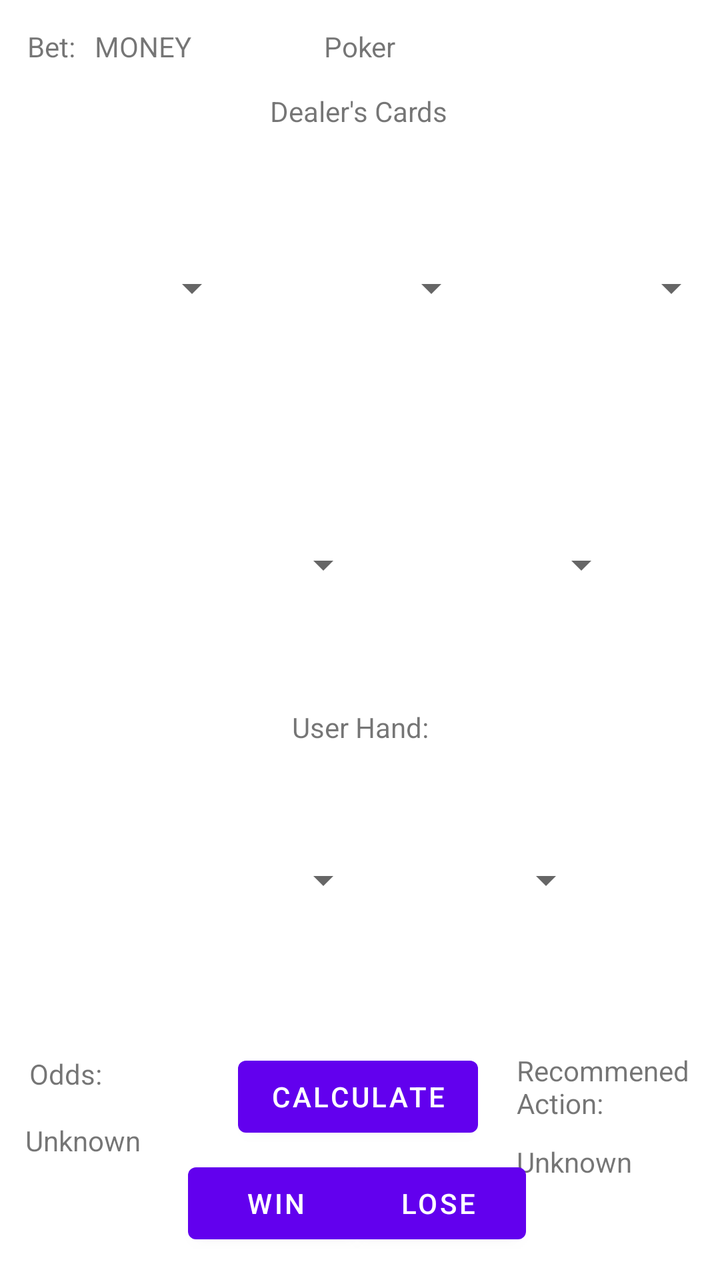
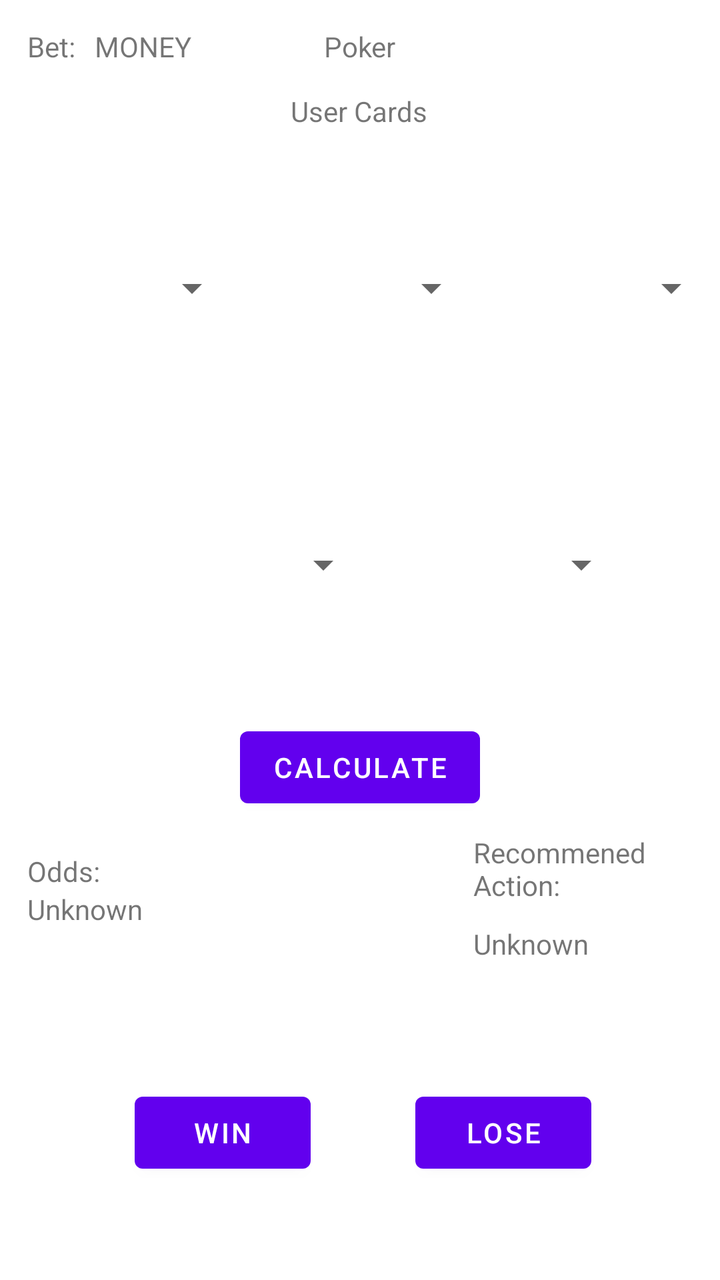

The first picture is an Android layout as it rendered before a commit; the second is the same layout after the commit. The layout source and the unified diff follow.
<!-- AndroidManifest.xml: application theme Theme.GamblingBadger -->
<!-- res/layout/fragment_poker.xml -->
<?xml version="1.0" encoding="utf-8"?>
<androidx.constraintlayout.widget.ConstraintLayout xmlns:android="http://schemas.android.com/apk/res/android"
    xmlns:app="http://schemas.android.com/apk/res-auto"
    xmlns:tools="http://schemas.android.com/tools"
    android:layout_width="match_parent"
    android:layout_height="match_parent"
    tools:context=".gamesession.poker.PokerFragment" >

    <TextView
        android:id="@+id/RecommendedAction_Label"
        android:layout_width="99dp"
        android:layout_height="38dp"
        android:text="Recommened Action:"
        app:layout_constraintBottom_toBottomOf="parent"
        app:layout_constraintEnd_toEndOf="parent"
        app:layout_constraintHorizontal_bias="0.99"
        app:layout_constraintStart_toStartOf="parent"
        app:layout_constraintTop_toTopOf="parent"
        app:layout_constraintVertical_bias="0.873" />

    <TextView
        android:id="@+id/recommendedAction_textview"
        android:layout_width="99dp"
        android:layout_height="38dp"
        android:text="Unknown"
        app:layout_constraintBottom_toBottomOf="parent"
        app:layout_constraintEnd_toEndOf="parent"
        app:layout_constraintHorizontal_bias="0.99"
        app:layout_constraintStart_toStartOf="parent"
        app:layout_constraintTop_toBottomOf="@+id/RecommendedAction_Label"
        app:layout_constraintVertical_bias="0.2" />

    <Spinner
        android:id="@+id/poker_spinner_userCard2"
        android:layout_width="120dp"
        android:layout_height="150dp"
        android:contentDescription="@string/temporary"
        android:dropDownWidth="100dp"
        app:layout_constraintBottom_toBottomOf="parent"
        app:layout_constraintEnd_toEndOf="parent"
        app:layout_constraintHorizontal_bias="0.738"
        app:layout_constraintStart_toStartOf="parent"
        app:layout_constraintTop_toTopOf="parent"
        app:layout_constraintVertical_bias="0.745" />

    <Spinner
        android:id="@+id/poker_spinner_userCard1"
        android:layout_width="120dp"
        android:layout_height="150dp"
        android:contentDescription="@string/temporary"
        android:dropDownWidth="100dp"
        app:layout_constraintBottom_toBottomOf="parent"
        app:layout_constraintEnd_toEndOf="parent"
        app:layout_constraintHorizontal_bias="0.274"
        app:layout_constraintStart_toStartOf="parent"
        app:layout_constraintTop_toTopOf="parent"
        app:layout_constraintVertical_bias="0.745" />

    <Spinner
        android:id="@+id/poker_spinner_dealerCard5"
        android:layout_width="120dp"
        android:layout_height="150dp"
        android:contentDescription="@string/temporary"
        android:dropDownWidth="100dp"
        app:layout_constraintBottom_toBottomOf="parent"
        app:layout_constraintEnd_toEndOf="parent"
        app:layout_constraintHorizontal_bias="0.164"
        app:layout_constraintStart_toEndOf="@+id/poker_spinner_dealerCard4"
        app:layout_constraintTop_toTopOf="parent"
        app:layout_constraintVertical_bias="0.423" />

    <Spinner
        android:id="@+id/poker_spinner_dealerCard4"
        android:layout_width="120dp"
        android:layout_height="150dp"
        android:contentDescription="@string/temporary"
        android:dropDownWidth="100dp"
        app:layout_constraintBottom_toBottomOf="parent"
        app:layout_constraintEnd_toEndOf="parent"
        app:layout_constraintHorizontal_bias="0.274"
        app:layout_constraintStart_toStartOf="parent"
        app:layout_constraintTop_toTopOf="parent"
        app:layout_constraintVertical_bias="0.423" />

    <Spinner
        android:id="@+id/poker_spinner_dealerCard3"
        android:layout_width="120dp"
        android:layout_height="150dp"
        android:contentDescription="@string/temporary"
        android:dropDownWidth="100dp"
        app:layout_constraintBottom_toBottomOf="parent"
        app:layout_constraintEnd_toEndOf="parent"
        app:layout_constraintHorizontal_bias="0.384"
        app:layout_constraintStart_toEndOf="@+id/poker_spinner_dealerCard2"
        app:layout_constraintTop_toTopOf="parent"
        app:layout_constraintVertical_bias="0.141" />

    <Spinner
        android:id="@+id/poker_spinner_dealerCard2"
        android:layout_width="120dp"
        android:layout_height="150dp"
        android:contentDescription="@string/temporary"
        android:dropDownWidth="100dp"
        app:layout_constraintBottom_toBottomOf="parent"
        app:layout_constraintEnd_toEndOf="parent"
        app:layout_constraintHorizontal_bias="0.498"
        app:layout_constraintStart_toStartOf="parent"
        app:layout_constraintTop_toTopOf="parent"
        app:layout_constraintVertical_bias="0.141" />

    <Spinner
        android:id="@+id/poker_spinner_dealerCard1"
        android:layout_width="120dp"
        android:layout_height="150dp"
        android:contentDescription="@string/temporary"
        android:dropDownWidth="100dp"
        app:layout_constraintBottom_toBottomOf="parent"
        app:layout_constraintEnd_toStartOf="@+id/poker_spinner_dealerCard2"
        app:layout_constraintHorizontal_bias="0.64"
        app:layout_constraintStart_toStartOf="parent"
        app:layout_constraintTop_toTopOf="parent"
        app:layout_constraintVertical_bias="0.141" />

    <TextView
        android:id="@+id/Poker_Title"
        android:layout_width="wrap_content"
        android:layout_height="wrap_content"
        android:text="Poker"
        app:layout_constraintBottom_toBottomOf="parent"
        app:layout_constraintEnd_toEndOf="parent"
        app:layout_constraintStart_toStartOf="parent"
        app:layout_constraintTop_toTopOf="parent"
        app:layout_constraintVertical_bias="0.022" />

    <TextView
        android:id="@+id/Dealer_Label"
        android:layout_width="wrap_content"
        android:layout_height="wrap_content"
        android:text="Dealer's Cards"
        app:layout_constraintBottom_toBottomOf="parent"
        app:layout_constraintEnd_toEndOf="parent"
        app:layout_constraintHorizontal_bias="0.498"
        app:layout_constraintStart_toStartOf="parent"
        app:layout_constraintTop_toTopOf="parent"
        app:layout_constraintVertical_bias="0.074" />

    <TextView
        android:id="@+id/User_Hand_Label"
        android:layout_width="wrap_content"
        android:layout_height="wrap_content"
        android:text="User Hand:"
        app:layout_constraintBottom_toBottomOf="parent"
        app:layout_constraintEnd_toEndOf="parent"
        app:layout_constraintStart_toStartOf="parent"
        app:layout_constraintTop_toTopOf="parent"
        app:layout_constraintVertical_bias="0.57" />

    <TextView
        android:id="@+id/Bet_Label"
        android:layout_width="wrap_content"
        android:layout_height="wrap_content"
        android:text="Bet:"
        app:layout_constraintBottom_toBottomOf="parent"
        app:layout_constraintEnd_toEndOf="parent"
        app:layout_constraintHorizontal_bias="0.041"
        app:layout_constraintStart_toStartOf="parent"
        app:layout_constraintTop_toTopOf="parent"
        app:layout_constraintVertical_bias="0.022" />

    <Button
        android:id="@+id/Calculate_button"
        android:layout_width="wrap_content"
        android:layout_height="wrap_content"
        android:text="Calculate"
        app:layout_constraintBottom_toBottomOf="parent"
        app:layout_constraintEnd_toEndOf="parent"
        app:layout_constraintHorizontal_bias="0.496"
        app:layout_constraintStart_toStartOf="parent"
        app:layout_constraintTop_toTopOf="@+id/Poker_Title"
        app:layout_constraintVertical_bias="0.883" />

    <TextView
        android:id="@+id/Bet_amount_textview"
        android:layout_width="wrap_content"
        android:layout_height="wrap_content"
        android:text="MONEY"
        app:layout_constraintBottom_toBottomOf="parent"
        app:layout_constraintEnd_toEndOf="parent"
        app:layout_constraintHorizontal_bias="0.035"
        app:layout_constraintStart_toEndOf="@+id/Bet_Label"
        app:layout_constraintTop_toTopOf="parent"
        app:layout_constraintVertical_bias="0.022" />

    <Button
        android:id="@+id/Win_button"
        android:layout_width="wrap_content"
        android:layout_height="wrap_content"
        android:text="Win"
        app:layout_constraintBottom_toBottomOf="parent"
        app:layout_constraintEnd_toEndOf="parent"
        app:layout_constraintHorizontal_bias="0.346"
        app:layout_constraintStart_toStartOf="parent"
        app:layout_constraintTop_toTopOf="parent"
        app:layout_constraintVertical_bias="0.976" />

    <Button
        android:id="@+id/Lose_button"
        android:layout_width="wrap_content"
        android:layout_height="wrap_content"
        android:text="Lose"
        app:layout_constraintBottom_toBottomOf="parent"
        app:layout_constraintEnd_toEndOf="parent"
        app:layout_constraintHorizontal_bias="0.643"
        app:layout_constraintStart_toStartOf="parent"
        app:layout_constraintTop_toTopOf="parent"
        app:layout_constraintVertical_bias="0.976" />

    <TextView
        android:id="@+id/Odds_Label"
        android:layout_width="wrap_content"
        android:layout_height="wrap_content"
        android:text="Odds:"
        app:layout_constraintBottom_toBottomOf="parent"
        app:layout_constraintEnd_toEndOf="parent"
        app:layout_constraintHorizontal_bias="0.045"
        app:layout_constraintStart_toStartOf="parent"
        app:layout_constraintTop_toTopOf="parent"
        app:layout_constraintVertical_bias="0.849" />

    <TextView
        android:id="@+id/Odds_textview"
        android:layout_width="wrap_content"
        android:layout_height="wrap_content"
        android:text="Unknown"
        app:layout_constraintBottom_toBottomOf="parent"
        app:layout_constraintEnd_toEndOf="parent"
        app:layout_constraintHorizontal_bias="0.042"
        app:layout_constraintStart_toStartOf="parent"
        app:layout_constraintTop_toBottomOf="@+id/Odds_Label"
        app:layout_constraintVertical_bias="0.193" />

</androidx.constraintlayout.widget.ConstraintLayout>
<!-- resources referenced by this layout -->
<resources>
  <string name="temporary">TEMP</string>
  <style name="Theme.GamblingBadger" parent="Theme.MaterialComponents.DayNight.DarkActionBar">
          
          <item name="colorPrimary">@color/purple_500</item>
          <item name="colorPrimaryVariant">@color/purple_700</item>
          <item name="colorOnPrimary">@color/white</item>
          
          <item name="colorSecondary">@color/teal_200</item>
          <item name="colorSecondaryVariant">@color/teal_700</item>
          <item name="colorOnSecondary">@color/black</item>
          
          <item name="android:statusBarColor" tools:targetApi="l">?attr/colorPrimaryVariant</item>
          
      </style>
  <color name="purple_500">#FF6200EE</color>
  <color name="purple_700">#FF3700B3</color>
  <color name="white">#FFFFFFFF</color>
  <color name="teal_200">#FF03DAC5</color>
  <color name="teal_700">#FF018786</color>
  <color name="black">#FF000000</color>
</resources>

<!-- the commit's change to res/layout/fragment_poker.xml (unified diff, before → after) -->
@@ -13,10 +13,10 @@
         android:text="Recommened Action:"
         app:layout_constraintBottom_toBottomOf="parent"
         app:layout_constraintEnd_toEndOf="parent"
-        app:layout_constraintHorizontal_bias="0.99"
-        app:layout_constraintStart_toStartOf="parent"
-        app:layout_constraintTop_toTopOf="parent"
-        app:layout_constraintVertical_bias="0.873" />
+        app:layout_constraintHorizontal_bias="0.907"
+        app:layout_constraintStart_toStartOf="parent"
+        app:layout_constraintTop_toTopOf="parent"
+        app:layout_constraintVertical_bias="0.692" />
 
     <TextView
         android:id="@+id/recommendedAction_textview"
@@ -25,36 +25,10 @@
         android:text="Unknown"
         app:layout_constraintBottom_toBottomOf="parent"
         app:layout_constraintEnd_toEndOf="parent"
-        app:layout_constraintHorizontal_bias="0.99"
+        app:layout_constraintHorizontal_bias="0.907"
         app:layout_constraintStart_toStartOf="parent"
         app:layout_constraintTop_toBottomOf="@+id/RecommendedAction_Label"
-        app:layout_constraintVertical_bias="0.2" />
-
-    <Spinner
-        android:id="@+id/poker_spinner_userCard2"
-        android:layout_width="120dp"
-        android:layout_height="150dp"
-        android:contentDescription="@string/temporary"
-        android:dropDownWidth="100dp"
-        app:layout_constraintBottom_toBottomOf="parent"
-        app:layout_constraintEnd_toEndOf="parent"
-        app:layout_constraintHorizontal_bias="0.738"
-        app:layout_constraintStart_toStartOf="parent"
-        app:layout_constraintTop_toTopOf="parent"
-        app:layout_constraintVertical_bias="0.745" />
-
-    <Spinner
-        android:id="@+id/poker_spinner_userCard1"
-        android:layout_width="120dp"
-        android:layout_height="150dp"
-        android:contentDescription="@string/temporary"
-        android:dropDownWidth="100dp"
-        app:layout_constraintBottom_toBottomOf="parent"
-        app:layout_constraintEnd_toEndOf="parent"
-        app:layout_constraintHorizontal_bias="0.274"
-        app:layout_constraintStart_toStartOf="parent"
-        app:layout_constraintTop_toTopOf="parent"
-        app:layout_constraintVertical_bias="0.745" />
+        app:layout_constraintVertical_bias="0.051" />
 
     <Spinner
         android:id="@+id/poker_spinner_dealerCard5"
@@ -122,7 +96,7 @@
         app:layout_constraintVertical_bias="0.141" />
 
     <TextView
-        android:id="@+id/Poker_Title"
+        android:id="@+id/TexasHoldem_Title"
         android:layout_width="wrap_content"
         android:layout_height="wrap_content"
         android:text="Poker"
@@ -133,27 +107,16 @@
         app:layout_constraintVertical_bias="0.022" />
 
     <TextView
-        android:id="@+id/Dealer_Label"
-        android:layout_width="wrap_content"
-        android:layout_height="wrap_content"
-        android:text="Dealer's Cards"
+        android:id="@+id/UserHand_Label"
+        android:layout_width="wrap_content"
+        android:layout_height="wrap_content"
+        android:text="User Cards"
         app:layout_constraintBottom_toBottomOf="parent"
         app:layout_constraintEnd_toEndOf="parent"
         app:layout_constraintHorizontal_bias="0.498"
         app:layout_constraintStart_toStartOf="parent"
         app:layout_constraintTop_toTopOf="parent"
         app:layout_constraintVertical_bias="0.074" />
-
-    <TextView
-        android:id="@+id/User_Hand_Label"
-        android:layout_width="wrap_content"
-        android:layout_height="wrap_content"
-        android:text="User Hand:"
-        app:layout_constraintBottom_toBottomOf="parent"
-        app:layout_constraintEnd_toEndOf="parent"
-        app:layout_constraintStart_toStartOf="parent"
-        app:layout_constraintTop_toTopOf="parent"
-        app:layout_constraintVertical_bias="0.57" />
 
     <TextView
         android:id="@+id/Bet_Label"
@@ -174,10 +137,9 @@
         android:text="Calculate"
         app:layout_constraintBottom_toBottomOf="parent"
         app:layout_constraintEnd_toEndOf="parent"
-        app:layout_constraintHorizontal_bias="0.496"
-        app:layout_constraintStart_toStartOf="parent"
-        app:layout_constraintTop_toTopOf="@+id/Poker_Title"
-        app:layout_constraintVertical_bias="0.883" />
+        app:layout_constraintStart_toStartOf="parent"
+        app:layout_constraintTop_toTopOf="@+id/TexasHoldem_Title"
+        app:layout_constraintVertical_bias="0.598" />
 
     <TextView
         android:id="@+id/Bet_amount_textview"
@@ -198,10 +160,10 @@
         android:text="Win"
         app:layout_constraintBottom_toBottomOf="parent"
         app:layout_constraintEnd_toEndOf="parent"
-        app:layout_constraintHorizontal_bias="0.346"
-        app:layout_constraintStart_toStartOf="parent"
-        app:layout_constraintTop_toTopOf="parent"
-        app:layout_constraintVertical_bias="0.976" />
+        app:layout_constraintHorizontal_bias="0.247"
+        app:layout_constraintStart_toStartOf="parent"
+        app:layout_constraintTop_toTopOf="parent"
+        app:layout_constraintVertical_bias="0.916" />
 
     <Button
         android:id="@+id/Lose_button"
@@ -210,10 +172,10 @@
         android:text="Lose"
         app:layout_constraintBottom_toBottomOf="parent"
         app:layout_constraintEnd_toEndOf="parent"
-        app:layout_constraintHorizontal_bias="0.643"
-        app:layout_constraintStart_toStartOf="parent"
-        app:layout_constraintTop_toTopOf="parent"
-        app:layout_constraintVertical_bias="0.976" />
+        app:layout_constraintHorizontal_bias="0.764"
+        app:layout_constraintStart_toStartOf="parent"
+        app:layout_constraintTop_toTopOf="parent"
+        app:layout_constraintVertical_bias="0.916" />
 
     <TextView
         android:id="@+id/Odds_Label"
@@ -222,21 +184,21 @@
         android:text="Odds:"
         app:layout_constraintBottom_toBottomOf="parent"
         app:layout_constraintEnd_toEndOf="parent"
+        app:layout_constraintHorizontal_bias="0.042"
+        app:layout_constraintStart_toStartOf="parent"
+        app:layout_constraintTop_toTopOf="parent"
+        app:layout_constraintVertical_bias="0.686" />
+
+    <TextView
+        android:id="@+id/Odds_textview"
+        android:layout_width="wrap_content"
+        android:layout_height="wrap_content"
+        android:text="Unknown"
+        app:layout_constraintBottom_toBottomOf="parent"
+        app:layout_constraintEnd_toEndOf="parent"
         app:layout_constraintHorizontal_bias="0.045"
         app:layout_constraintStart_toStartOf="parent"
-        app:layout_constraintTop_toTopOf="parent"
-        app:layout_constraintVertical_bias="0.849" />
-
-    <TextView
-        android:id="@+id/Odds_textview"
-        android:layout_width="wrap_content"
-        android:layout_height="wrap_content"
-        android:text="Unknown"
-        app:layout_constraintBottom_toBottomOf="parent"
-        app:layout_constraintEnd_toEndOf="parent"
-        app:layout_constraintHorizontal_bias="0.042"
-        app:layout_constraintStart_toStartOf="parent"
         app:layout_constraintTop_toBottomOf="@+id/Odds_Label"
-        app:layout_constraintVertical_bias="0.193" />
+        app:layout_constraintVertical_bias="0.0" />
 
 </androidx.constraintlayout.widget.ConstraintLayout>
